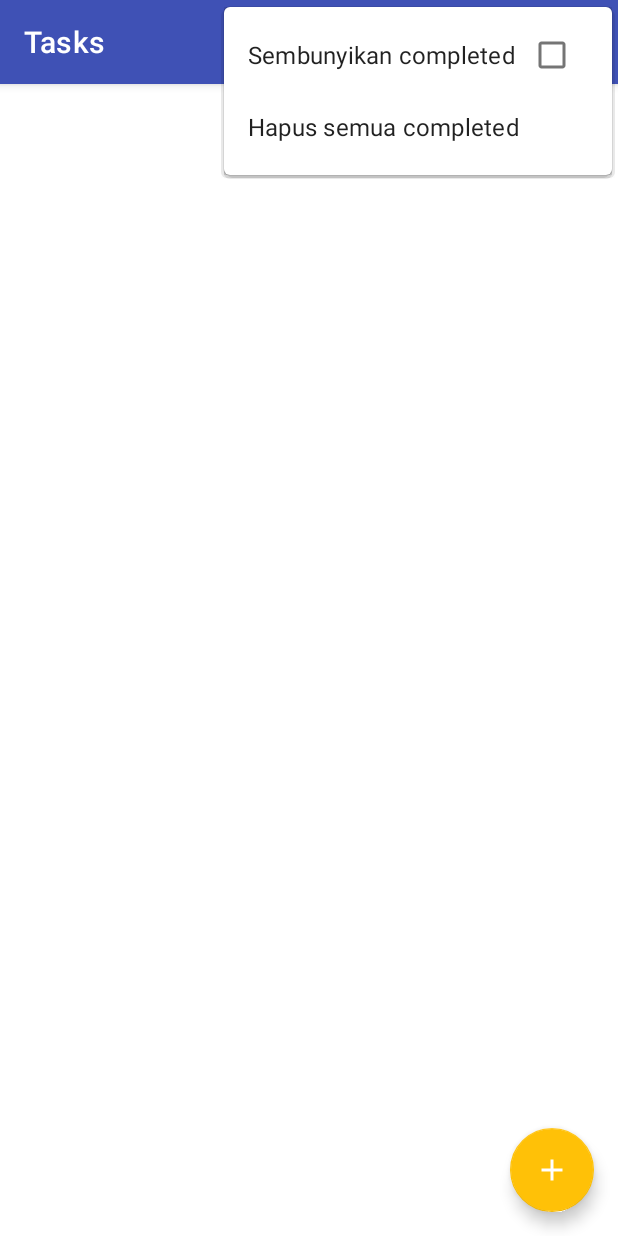
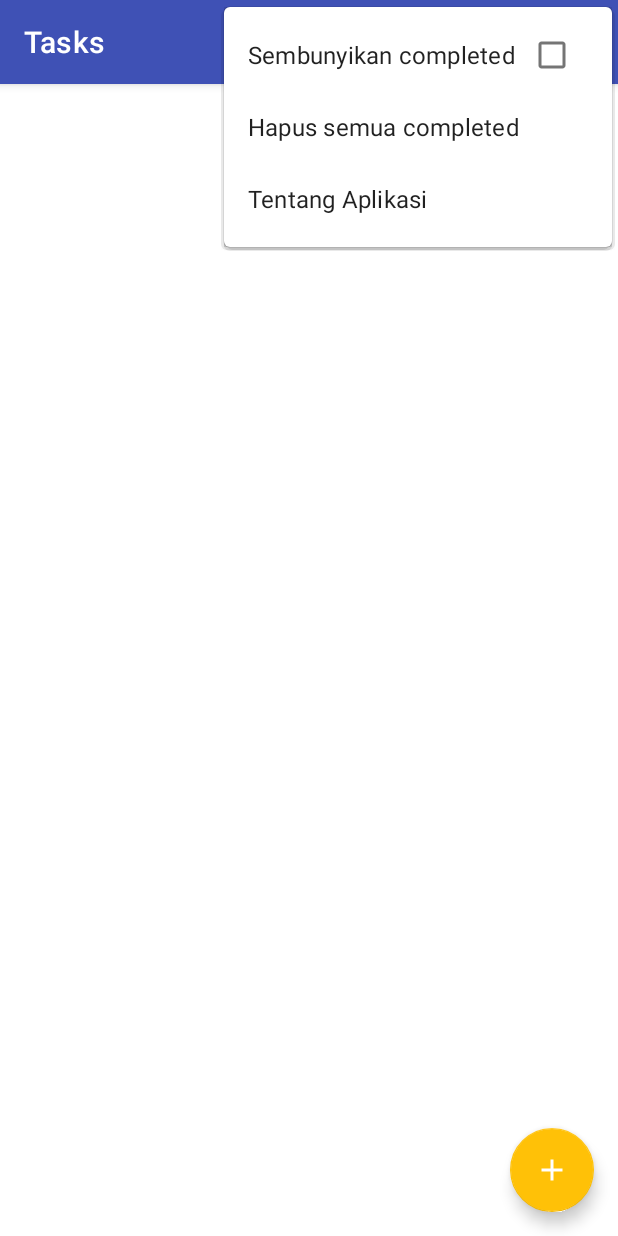
Before and after one commit to MuhammadZulfikarIkhsan/Assesment02-Mobpro-1, an Android app: the screen it shows after launch (MainActivity), with the options menu open, on a phone screen of 412 x 824 dp. Run offline under Robolectric (Android 15) with nearby library versions, the phone set to English and light mode, and no system bars; our stand-ins replace Dagger/Hilt's generated code, Room's generated code, navigation-ui; libraries missing offline, so code that uses them is left out: androidx.datastore.preferences, androidx.hilt, androidx.hilt.lifecycle; 2 statements that could not run were skipped.

```diff
--- a/app/src/main/res/menu/menu_fragment_tasks.xml
+++ b/app/src/main/res/menu/menu_fragment_tasks.xml
@@ -39,4 +39,9 @@
         android:title="@string/hapus_semua_completed"
         app:showAsAction="never" />
 
+    <item
+        android:id="@+id/about_application"
+        android:title="@string/tentang_aplikasi"
+        app:showAsAction="never" />
+
 </menu>
```
